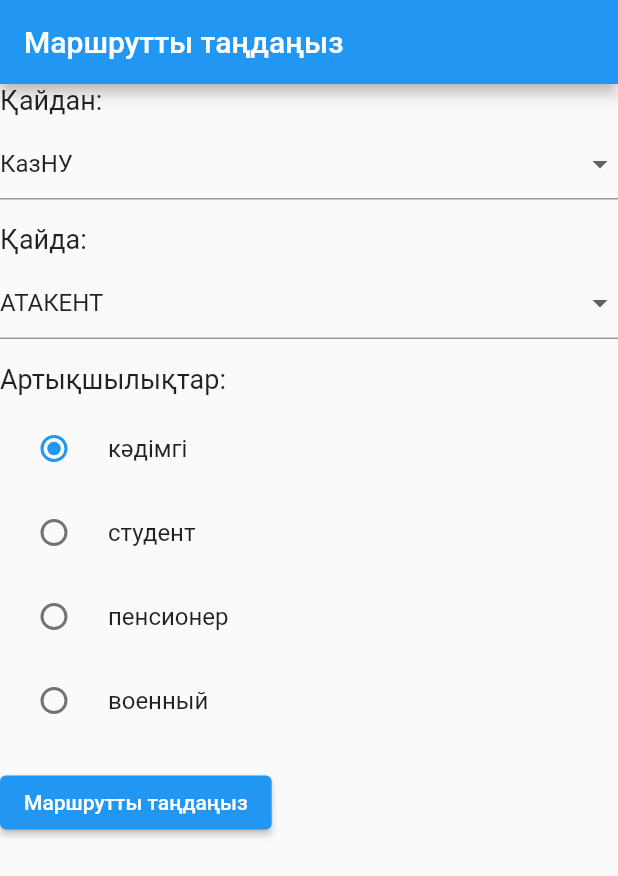
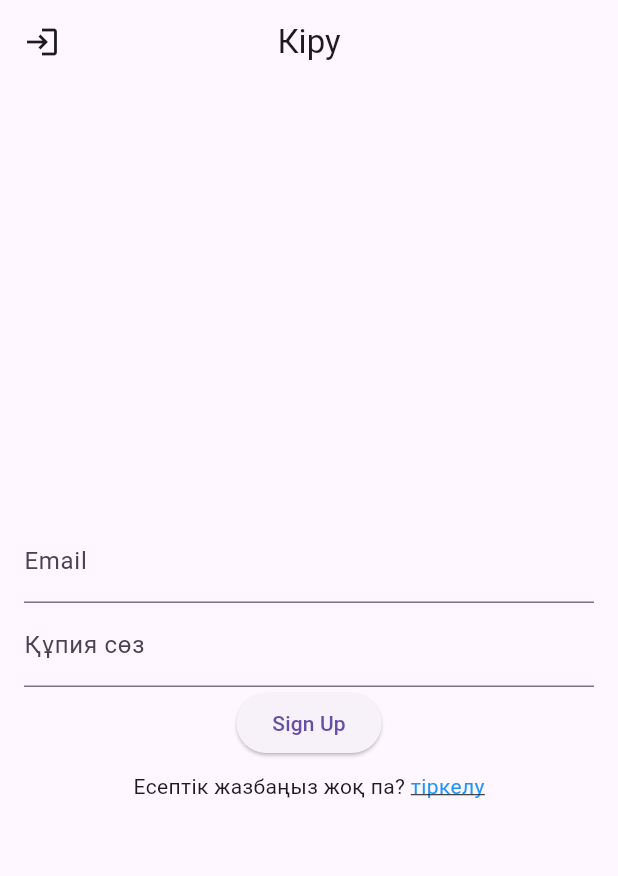
Before and after one commit to ultramegagood/buskz, a Flutter app: the screen it shows after launch, on a phone screen of 412 x 824 dp. Shown: the top 876 px of the screen. Run offline on Flutter 3.47's test engine with Material 2 defaults, Android fonts, the phone set to English and light mode, and no system bars; our stand-ins replace cached_network_image, cloud_firestore, firebase_auth, firebase_core, firebase_storage, flutter_mobx and 5 more; accounts and stored records are empty; generated files the repository leaves out were written again.

Commit message:
uath add

```diff
--- a/lib/main.dart
+++ b/lib/main.dart
@@ -1,24 +1,43 @@
+/// жобаның бастау классы
+import 'package:buskz/screens/login.dart';
+import 'package:firebase_auth/firebase_auth.dart';
+import 'package:firebase_core/firebase_core.dart';
+import 'package:flutter/gestures.dart';
+import 'firebase_options.dart';
 import 'package:buskz/screens/route.dart';
 import 'package:buskz/service_locator.dart';
 import 'package:flutter/material.dart';
+import 'package:flutter/material.dart';
+import 'package:fluttertoast/fluttertoast.dart';
+import 'package:firebase_auth/firebase_auth.dart';
 
-void main()async {
+///
+/// жобаның бастау сабағы
+///
+void main() async {
   WidgetsFlutterBinding.ensureInitialized();
+
+  await Firebase.initializeApp(
+    options: DefaultFirebaseOptions.currentPlatform,
+  );
   await serviceLocatorSetup();
-  runApp(const MyApp());
+  runApp(MyApp());
 }
 
 class MyApp extends StatelessWidget {
-  const MyApp({super.key});
+  MyApp({super.key});
+  final User? user = FirebaseAuth.instance.currentUser;
 
   @override
   Widget build(BuildContext context) {
     return MaterialApp(
       title: 'Flutter Demo',
+      debugShowCheckedModeBanner: false,
       theme: ThemeData(
-        primarySwatch: Colors.blue,
+        useMaterial3: true,
+        primarySwatch: Colors.purple,
       ),
-      home: Page1(),
+      home: user != null ? Page1() : LoginPage(),
     );
   }
 }
--- /dev/null
+++ b/lib/screens/login.dart
@@ -0,0 +1,120 @@
+import 'package:buskz/screens/signUp.dart';
+import 'package:firebase_auth/firebase_auth.dart';
+import 'package:firebase_core/firebase_core.dart';
+import 'package:flutter/gestures.dart';
+import 'package:buskz/screens/route.dart';
+import 'package:buskz/service_locator.dart';
+import 'package:flutter/material.dart';
+import 'package:flutter/material.dart';
+import 'package:fluttertoast/fluttertoast.dart';
+import 'package:firebase_auth/firebase_auth.dart';
+class LoginPage extends StatefulWidget {
+  const LoginPage({Key? key}) : super(key: key);
+
+  @override
+  State<LoginPage> createState() => _LoginPageState();
+}
+
+class _LoginPageState extends State<LoginPage> {
+  late String _email, _password;
+
+  final GlobalKey<FormState> _formKey = GlobalKey<FormState>();
+
+  @override
+  Widget build(BuildContext context) {
+    return Scaffold(
+      appBar: AppBar(
+        centerTitle: true,
+        title: const Text('Кіру'),
+        leading: Icon(Icons.login),
+      ),
+      body: Center(
+        child: Form(
+          key: _formKey,
+          child: Padding(
+            padding: const EdgeInsets.symmetric(horizontal: 16.0),
+            child: Column(
+              mainAxisAlignment: MainAxisAlignment.center,
+              children: <Widget>[
+                TextFormField(
+                  validator: (input) {
+                    if (input!.isEmpty) {
+                      return 'Please type an email';
+                    }
+                  },
+                  onSaved: (input) => _email = input!,
+                  decoration: const InputDecoration(
+                    labelText: 'Email',
+                  ),
+                ),
+                TextFormField(
+                  validator: (input) {
+                    if (input!.length < 6) {
+                      return 'Your password needs to be at least 6 characters';
+                    }
+                  },
+                  onSaved: (input) => _password = input!,
+                  decoration: const InputDecoration(
+                    labelText: 'Құпия сөз',
+                  ),
+                  obscureText: true,
+                ),
+                ElevatedButton(
+                  onPressed: () async{
+                   await signUp(context);
+                  },
+                  child: const Text('Sign Up'),
+                ),
+
+                Padding(
+                  padding: const EdgeInsets.only(top: 8.0),
+                  child: Text.rich(
+                    TextSpan(
+                      children: [
+                        const TextSpan(text: 'Есептік жазбаңыз жоқ па? '),
+                        TextSpan(
+                          text: 'тіркелу',
+                          style: const TextStyle(
+                            color: Colors.blue,
+                            decoration: TextDecoration.underline,
+                          ),
+                          recognizer: TapGestureRecognizer()
+                            ..onTap = () {
+                              Navigator.pushReplacement(context, MaterialPageRoute(builder: (context)=>SignUpPage()));
+                              // Обработка нажатия на ссылку
+                            },
+                        ),
+                      ],
+                    ),
+                  ),
+                ),
+
+              ],
+            ),
+          ),
+        ),
+      ),
+    );
+  }
+
+  Future signUp(BuildContext context) async {
+    if (_formKey.currentState!.validate()) {
+      _formKey.currentState!.save();
+      try {
+        UserCredential user =
+        await FirebaseAuth.instance.signInWithEmailAndPassword(
+          email: _email,
+          password: _password,
+        );
+       await Navigator.pushReplacement(context, MaterialPageRoute(builder: (context)=>Page1()));
+        print(user);
+      } on FirebaseAuthException catch (e) {
+        Fluttertoast.showToast(
+          msg: e.message.toString(),
+          gravity: ToastGravity.CENTER,
+        );
+        print(e);
+      }
+    }
+  }
+}
--- a/lib/screens/route.dart
+++ b/lib/screens/route.dart
@@ -1,11 +1,15 @@
+/// бірінші бет
+import 'package:buskz/screens/login.dart';
 import 'package:buskz/screens/tickets.dart';
 import 'package:buskz/stores/ticket_store.dart';
+import 'package:firebase_auth/firebase_auth.dart';
 import 'package:flutter/material.dart';
 import 'package:flutter/material.dart';
 import 'package:flutter_mobx/flutter_mobx.dart';
 
 import '../service_locator.dart';
 import '../ticket.dart';
+import '../widgets/drawer.dart';
 
 class Page1 extends StatefulWidget {
   @override
@@ -31,15 +35,30 @@ class _Page1State extends State<Page1> {
   }
 
   @override
+  void dispose() {
+    // TODO: implement dispose
+    super.dispose();
+    ticketStore.tickets.clear();
+  }
+
+  @override
   Widget build(BuildContext context) {
     return Scaffold(
+        drawer: MyDrawer(
+          name: FirebaseAuth.instance.currentUser?.displayName ?? "",
+          email: FirebaseAuth.instance.currentUser?.email ??"",
+          onAvatarChanged: (val){
+
+          },
+        ),
         appBar: AppBar(
           title: const Text('Маршрутты таңдаңыз'),
         ),
         body: SingleChildScrollView(
-          child: Observer(
-            builder: (context) {
-              return Column(
+          child: Observer(builder: (context) {
+            return Padding(
+              padding: const EdgeInsets.symmetric(horizontal: 16),
+              child: Column(
                 crossAxisAlignment: CrossAxisAlignment.start,
                 children: [
                   const Text(
@@ -123,11 +142,14 @@ class _Page1State extends State<Page1> {
                                   ticketStore.selectedBusTicket.discountType =
                                       _selectedCategory;
                                   if (_selectedCategory == "обычный") {
-                                    ticketStore.selectedBusTicket.discount = 0.0;
+                                    ticketStore.selectedBusTicket.discount =
+                                        0.0;
                                   } else if (_selectedCategory == "студент") {
-                                    ticketStore.selectedBusTicket.discount = 0.5;
+                                    ticketStore.selectedBusTicket.discount =
+                                        0.5;
                                   } else if (_selectedCategory == "пенсионер") {
-                                    ticketStore.selectedBusTicket.discount = 0.3;
+                                    ticketStore.selectedBusTicket.discount =
+                                        0.3;
                                   } else if (_selectedCategory == "военный") {
                                     ticketStore.selectedBusTicket.discount = 1;
                                   }
@@ -140,24 +162,23 @@ class _Page1State extends State<Page1> {
                   ElevatedButton(
                     onPressed: () {
                       // Обработчик нажатия кнопки
-                      Navigator.push(context,
-                          MaterialPageRoute(builder: (context) => RoutesPage()));
+                      Navigator.push(
+                          context,
+                          MaterialPageRoute(
+                              builder: (context) => RoutesPage()));
                     },
                     child: const Text('Маршрутты таңдаңыз'),
                   ),
-                  ...ticketStore
-                      .tickets.reversed.map((element) => ListTile(
-                    title: Text('Льгота: ${element.discountType}'),
-                    subtitle: Text('Қайдан: ${element.from}\nҚайда: ${element.to}'),
-                    trailing: Text('${element.price}тг.'),
-                  ))
-
-
-
+                  ...ticketStore.tickets.reversed.map((element) => ListTile(
+                        title: Text('Льгота: ${element.discountType}'),
+                        subtitle: Text(
+                            'Қайдан: ${element.from}\nҚайда: ${element.to}'),
+                        trailing: Text('${element.price}тг.'),
+                      ))
                 ],
-              );
-            }
-          ),
+              ),
+            );
+          }),
         ));
   }
 }
--- a/lib/screens/tickets.dart
+++ b/lib/screens/tickets.dart
@@ -1,3 +1,4 @@
+///билет таңдау беті
 import 'package:flutter/material.dart';
 import 'package:flutter_mobx/flutter_mobx.dart';
 
--- a/lib/service_locator.dart
+++ b/lib/service_locator.dart
@@ -1,15 +1,15 @@
-/// Синглотон обьект для всего проекта
+/// Бүкіл жобаға арналған жалғыз нысан
 
 import 'package:buskz/stores/ticket_store.dart';
 import 'package:get_it/get_it.dart';
 
 ///
-/// Синглотон обьект для всего проекта
+/// Бүкіл жоба үшін жалғыз сілтеме нысаны
 ///
 GetIt serviceLocator = GetIt.instance;
 
 ///
-/// Метод для регистраций синглтонов для проекта
+/// Жоба үшін синглтондарды тіркеу әдісі
 ///
 Future<void> serviceLocatorSetup() async {
   serviceLocator
```
Also changed, not shown: lib/screens/signUp.dart (added, +172 -0 lines), lib/stores/ticket_store.dart (+81 -11 lines), lib/ticket.dart (+7 -1 lines), lib/widgets/drawer.dart (added, +114 -0 lines), pubspec.yaml (+7 -9 lines), lib/firebase_options.dart (added), pubspec.lock, 16 other files.
